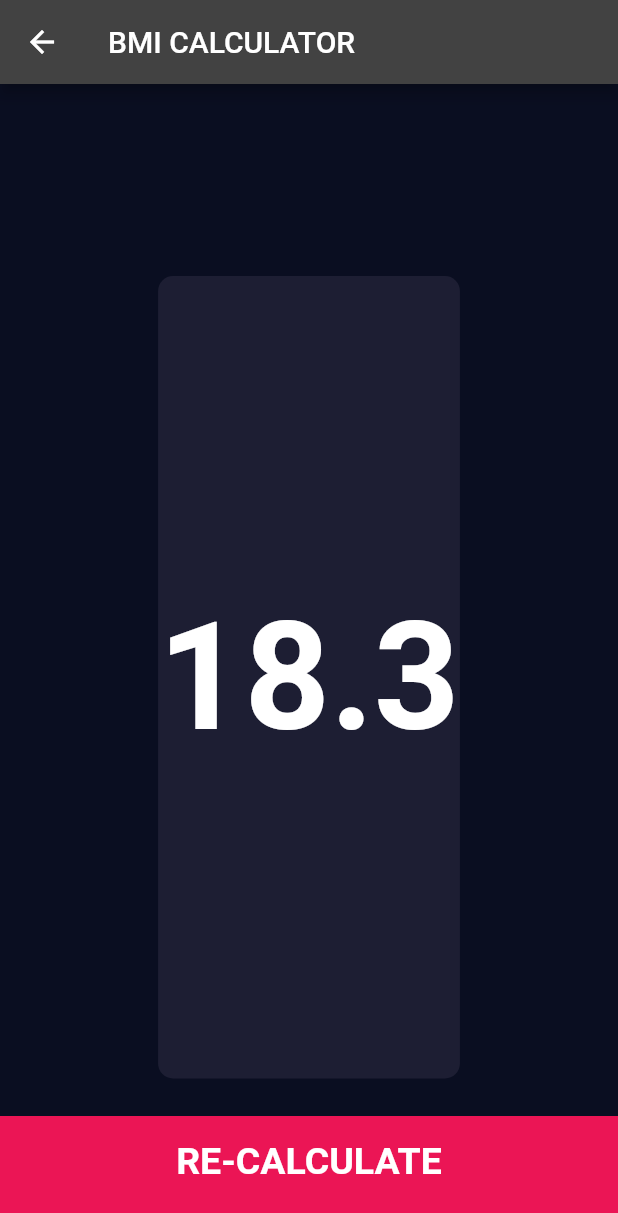
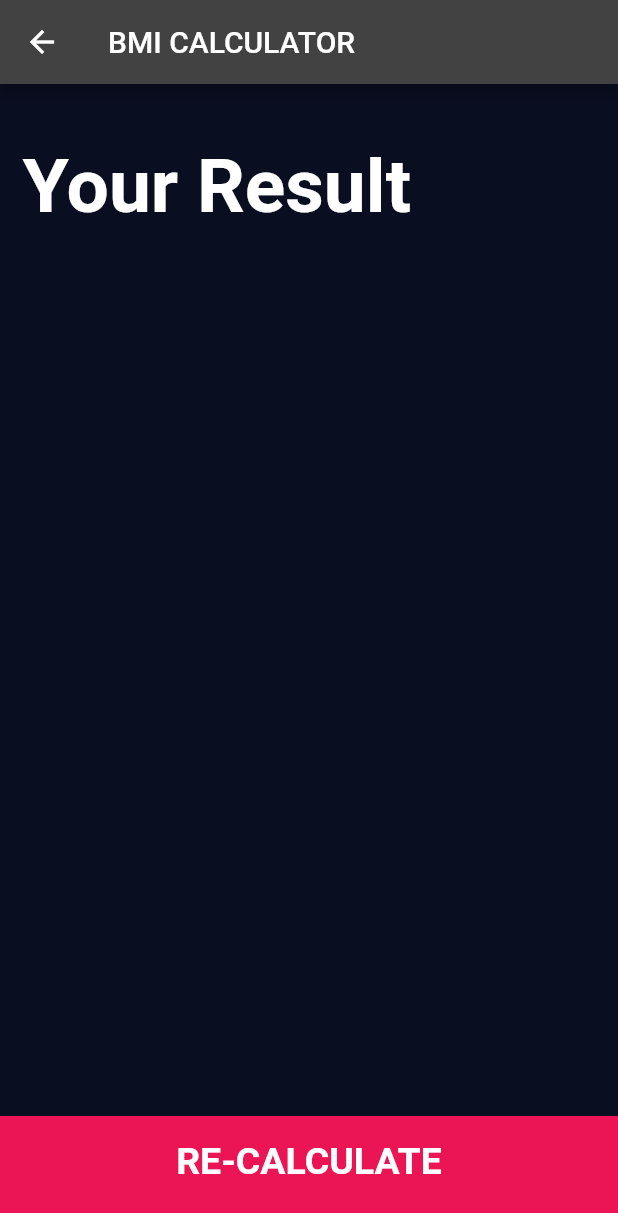
Before and after one commit to LawrenciaDzifa/bmi_calculator, a Flutter app: the ResultsPage screen opened directly with empty values, on a phone screen of 412 x 824 dp. Shown: the top 1213 px of the screen. Run offline on Flutter 3.47's test engine with Material 2 defaults, Android fonts, the phone set to English and light mode, and no system bars; our stand-ins replace font_awesome_flutter.

Commit message:
calculator brain update

```diff
--- a/lib/calculator_brain.dart
+++ b/lib/calculator_brain.dart
@@ -7,7 +7,7 @@ class CalculatorBrain {
   double _bmi;
 
   String calculateBMI(){
-    double _bmi = weight / pow(height/100, 2);
+   _bmi = weight / pow(height/100, 2);
     return _bmi.toStringAsFixed(1);
   }
   String getResult(){
@@ -21,7 +21,7 @@ class CalculatorBrain {
   }
   String getInterpretation(){
     if(_bmi >= 25){
-      return '';
+      return 'You have a higher than normal body weight. Try to exercise more.';
     }else if(_bmi > 18.5){
       return 'You have a normal body weight. Good job!';
     }else{
--- a/lib/screens/results_page.dart
+++ b/lib/screens/results_page.dart
@@ -25,7 +25,7 @@ class ResultsPage extends StatelessWidget {
               padding: EdgeInsets.all(15),
               alignment: Alignment.bottomLeft,
               child: Text(
-                resultText.toUpperCase(),
+                'Your Result',
                 style: kTitleTextStyle,
               ),
             ),
@@ -39,11 +39,11 @@ class ResultsPage extends StatelessWidget {
                 crossAxisAlignment: CrossAxisAlignment.center,
                 children: [
                   Text(
-                    bmiResult,
+                    resultText.toUpperCase(),
                     style: kResultTextStyle,
                   ),
                   Text(
-                    '18.3',
+                    bmiResult,
                     style: kBMITextStyle,
                   ),
                   Text(
```
